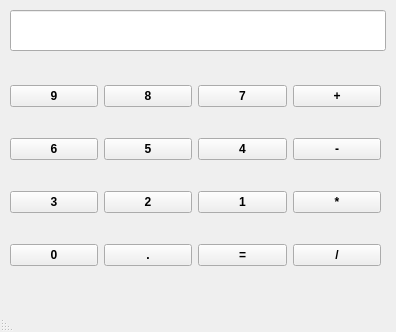
TanmayDaga/Qt-Calulator, file mainwindow.ui: the form before one commit.
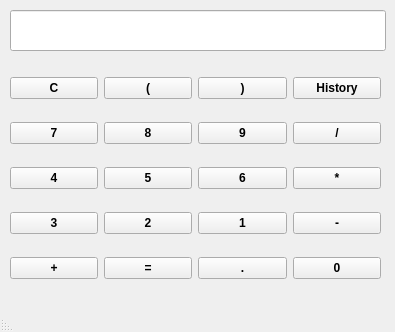
The form after the commit.

Commit message: History is saved and error message is shown

```diff
--- a/mainwindow.ui
+++ b/mainwindow.ui
@@ -6,7 +6,7 @@
    <rect>
     <x>0</x>
     <y>0</y>
-    <width>396</width>
+    <width>395</width>
     <height>332</height>
    </rect>
   </property>
@@ -49,36 +49,54 @@
      <bool>true</bool>
     </property>
    </widget>
-   <widget class="QWidget" name="">
+   <widget class="QWidget" name="layoutWidget">
     <property name="geometry">
      <rect>
       <x>10</x>
       <y>60</y>
       <width>371</width>
-      <height>231</height>
+      <height>241</height>
      </rect>
     </property>
     <layout class="QVBoxLayout" name="verticalLayout">
      <item>
       <layout class="QHBoxLayout" name="horizontalLayout">
        <item>
-        <widget class="QPushButton" name="pushButton">
+        <widget class="QPushButton" name="pushButton_20">
          <property name="text">
-          <string>+</string>
+          <string>History</string>
          </property>
         </widget>
        </item>
        <item>
-        <widget class="QPushButton" name="pushButton_4">
+        <widget class="QPushButton" name="pushButton_19">
          <property name="text">
-          <string>7</string>
+          <string>)</string>
          </property>
         </widget>
        </item>
        <item>
-        <widget class="QPushButton" name="pushButton_2">
+        <widget class="QPushButton" name="pushButton_18">
          <property name="text">
-          <string>8</string>
+          <string>(</string>
+         </property>
+        </widget>
+       </item>
+       <item>
+        <widget class="QPushButton" name="pushButton_17">
+         <property name="text">
+          <string>C</string>
+         </property>
+        </widget>
+       </item>
+      </layout>
+     </item>
+     <item>
+      <layout class="QHBoxLayout" name="horizontalLayout_2">
+       <item>
+        <widget class="QPushButton" name="pushButton_13">
+         <property name="text">
+          <string>/</string>
          </property>
         </widget>
        </item>
@@ -89,35 +107,17 @@
          </property>
         </widget>
        </item>
-      </layout>
-     </item>
-     <item>
-      <layout class="QHBoxLayout" name="horizontalLayout_2">
        <item>
-        <widget class="QPushButton" name="pushButton_5">
+        <widget class="QPushButton" name="pushButton_2">
          <property name="text">
-          <string>-</string>
+          <string>8</string>
          </property>
         </widget>
        </item>
        <item>
-        <widget class="QPushButton" name="pushButton_6">
+        <widget class="QPushButton" name="pushButton_4">
          <property name="text">
-          <string>4</string>
-         </property>
-        </widget>
-       </item>
-       <item>
-        <widget class="QPushButton" name="pushButton_7">
-         <property name="text">
-          <string>5</string>
-         </property>
-        </widget>
-       </item>
-       <item>
-        <widget class="QPushButton" name="pushButton_8">
-         <property name="text">
-          <string>6</string>
+          <string>7</string>
          </property>
         </widget>
        </item>
@@ -133,6 +133,38 @@
         </widget>
        </item>
        <item>
+        <widget class="QPushButton" name="pushButton_8">
+         <property name="text">
+          <string>6</string>
+         </property>
+        </widget>
+       </item>
+       <item>
+        <widget class="QPushButton" name="pushButton_7">
+         <property name="text">
+          <string>5</string>
+         </property>
+        </widget>
+       </item>
+       <item>
+        <widget class="QPushButton" name="pushButton_6">
+         <property name="text">
+          <string>4</string>
+         </property>
+        </widget>
+       </item>
+      </layout>
+     </item>
+     <item>
+      <layout class="QHBoxLayout" name="horizontalLayout_4">
+       <item>
+        <widget class="QPushButton" name="pushButton_5">
+         <property name="text">
+          <string>-</string>
+         </property>
+        </widget>
+       </item>
+       <item>
         <widget class="QPushButton" name="pushButton_10">
          <property name="text">
           <string>1</string>
@@ -156,28 +188,7 @@
       </layout>
      </item>
      <item>
-      <layout class="QHBoxLayout" name="horizontalLayout_4">
-       <item>
-        <widget class="QPushButton" name="pushButton_13">
-         <property name="text">
-          <string>/</string>
-         </property>
-        </widget>
-       </item>
-       <item>
-        <widget class="QPushButton" name="pushButton_14">
-         <property name="text">
-          <string>=</string>
-         </property>
-        </widget>
-       </item>
-       <item>
-        <widget class="QPushButton" name="pushButton_15">
-         <property name="text">
-          <string>.</string>
-         </property>
-        </widget>
-       </item>
+      <layout class="QHBoxLayout" name="horizontalLayout_5">
        <item>
         <widget class="QPushButton" name="pushButton_16">
          <property name="text">
@@ -185,6 +196,27 @@
          </property>
         </widget>
        </item>
+       <item>
+        <widget class="QPushButton" name="pushButton_15">
+         <property name="text">
+          <string>.</string>
+         </property>
+        </widget>
+       </item>
+       <item>
+        <widget class="QPushButton" name="pushButton_14">
+         <property name="text">
+          <string>=</string>
+         </property>
+        </widget>
+       </item>
+       <item>
+        <widget class="QPushButton" name="pushButton">
+         <property name="text">
+          <string>+</string>
+         </property>
+        </widget>
+       </item>
       </layout>
      </item>
     </layout>
```
Left out of the diff: 2 changed lines with no effect on the pictures. The commit also changes 4 other files.
